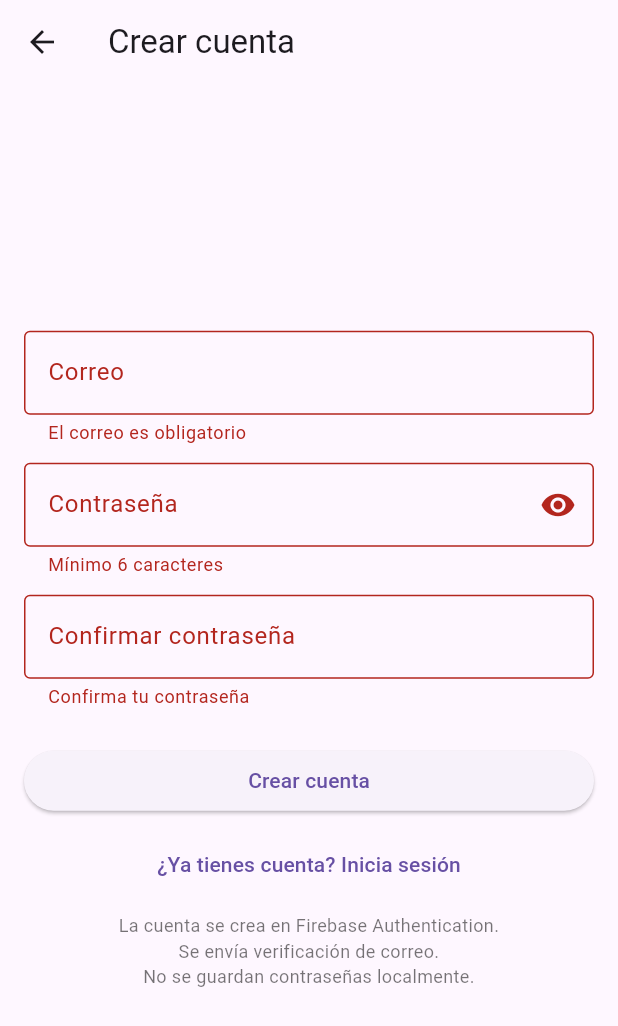
After one commit to MarmolejoValle/loginFlutter, a Flutter app: the RegisterPage screen opened directly, after a tap on "Crear cuenta", on a phone screen of 412 x 824 dp. The commit adds this screen. Shown: the top 1026 px of the screen. Run offline on Flutter 3.47's test engine with Material 3 defaults, Android fonts, the phone set to English and light mode, and no system bars; our stand-ins replace firebase_auth, firebase_core; accounts and stored records are empty.

Commit message:
Add login and registration pages with Firebase authentication

```diff
--- a/lib/loginPage.dart
+++ b/lib/loginPage.dart
@@ -1,14 +1,16 @@
-
 import 'package:flutter/material.dart';
 import 'package:firebase_auth/firebase_auth.dart';
 import 'package:login_test/homePage.dart';
+import 'package:login_test/register_page.dart';
 import 'validators.dart';
 import 'auth_errors.dart';
+
 class LoginPage extends StatefulWidget {
   const LoginPage({super.key});
   @override
   State<LoginPage> createState() => _LoginPageState();
 }
+
 class _LoginPageState extends State<LoginPage> {
   final _formKey = GlobalKey<FormState>();
   final _emailCtrl = TextEditingController();
@@ -40,6 +42,7 @@ class _LoginPageState extends State<LoginPage> {
       if (mounted) setState(() => _loading = false);
     }
   }
+
   Future<void> _resetPassword() async {
     final emailError = Validators.email(_emailCtrl.text);
     if (emailError != null) {
@@ -47,8 +50,9 @@ class _LoginPageState extends State<LoginPage> {
       return;
     }
     try {
-      await FirebaseAuth.instance
-          .sendPasswordResetEmail(email: _emailCtrl.text.trim());
+      await FirebaseAuth.instance.sendPasswordResetEmail(
+        email: _emailCtrl.text.trim(),
+      );
       if (!mounted) return;
       ScaffoldMessenger.of(context).showSnackBar(
         const SnackBar(content: Text('Revisa tu correo para restablecer.')),
@@ -57,12 +61,14 @@ class _LoginPageState extends State<LoginPage> {
       setState(() => _error = mapAuthErrorToMessage(e));
     }
   }
+
   @override
   void dispose() {
     _emailCtrl.dispose();
     _passwordCtrl.dispose();
     super.dispose();
   }
+
   @override
   Widget build(BuildContext context) {
     return Scaffold(
@@ -74,7 +80,9 @@ class _LoginPageState extends State<LoginPage> {
             padding: const EdgeInsets.all(16),
             child: Form(
               key: _formKey,
-              child: Column(mainAxisSize: MainAxisSize.min, children: [
+              child: Column(
+                mainAxisSize: MainAxisSize.min,
+                children: [
                   TextFormField(
                     controller: _emailCtrl,
                     decoration: const InputDecoration(
@@ -88,7 +96,6 @@ class _LoginPageState extends State<LoginPage> {
                   TextFormField(
                     controller: _passwordCtrl,
                     decoration: const InputDecoration(
-
                       labelText: 'Contraseña',
                       border: OutlineInputBorder(),
                     ),
@@ -97,9 +104,11 @@ labelText: 'Contraseña',
                   ),
                   const SizedBox(height: 12),
                   if (_error != null)
-                  Text(_error!,
+                    Text(
+                      _error!,
                       style: const TextStyle(color: Colors.red),
-                      textAlign: TextAlign.center),
+                      textAlign: TextAlign.center,
+                    ),
                   const SizedBox(height: 12),
                   SizedBox(
                     width: double.infinity,
@@ -120,7 +129,20 @@ labelText: 'Contraseña',
                   ),
                   const SizedBox(height: 8),
                   const _SmallPrint(),
-              ]),
+                  TextButton(
+                    onPressed: _loading
+                        ? null
+                        : () {
+                            Navigator.of(context).push(
+                              MaterialPageRoute(
+                                builder: (_) => const RegisterPage(),
+                              ),
+                            );
+                          },
+                    child: const Text('¿No tienes cuenta? Regístrate'),
+                  ),
+                ],
+              ),
             ),
           ),
         ),
@@ -128,6 +150,7 @@ labelText: 'Contraseña',
     );
   }
 }
+
 class _SmallPrint extends StatelessWidget {
   const _SmallPrint();
   @override
--- /dev/null
+++ b/lib/register_page.dart
@@ -0,0 +1,159 @@
+import 'package:flutter/material.dart';
+import 'package:firebase_auth/firebase_auth.dart';
+import 'validators.dart';
+import 'auth_errors.dart';
+
+class RegisterPage extends StatefulWidget {
+  const RegisterPage({super.key});
+
+  @override
+  State<RegisterPage> createState() => _RegisterPageState();
+}
+
+class _RegisterPageState extends State<RegisterPage> {
+  final _formKey = GlobalKey<FormState>();
+  final _emailCtrl = TextEditingController();
+  final _pwdCtrl = TextEditingController();
+  final _confirmCtrl = TextEditingController();
+  bool _loading = false;
+  String? _error;
+  bool _obscure = true;
+
+  @override
+  void dispose() {
+    _emailCtrl.dispose();
+    _pwdCtrl.dispose();
+    _confirmCtrl.dispose();
+    super.dispose();
+  }
+
+  Future<void> _register() async {
+    if (!_formKey.currentState!.validate()) return;
+    FocusScope.of(context).unfocus();
+    setState(() { _loading = true; _error = null; });
+
+    try {
+      final email = _emailCtrl.text.trim();
+      final password = _pwdCtrl.text;
+
+      // Crear usuario en Firebase Authentication
+      await FirebaseAuth.instance.createUserWithEmailAndPassword(
+        email: email,
+        password: password,
+      );
+
+      //Enviar verificación de correo
+      final user = FirebaseAuth.instance.currentUser;
+      if (user != null && !user.emailVerified) {
+        await user.sendEmailVerification();
+        if (mounted) {
+          ScaffoldMessenger.of(context).showSnackBar(
+            const SnackBar(content: Text('Se envió un correo de verificación.')),
+          );
+        }
+      }
+
+    } catch (e) {
+      setState(() => _error = mapAuthErrorToMessage(e));
+    } finally {
+      if (mounted) setState(() => _loading = false);
+    }
+  }
+
+  String? _confirmValidator(String? v) {
+    final conf = v ?? '';
+    if (conf.isEmpty) return 'Confirma tu contraseña';
+    if (conf != _pwdCtrl.text) return 'Las contraseñas no coinciden';
+    return null;
+  }
+
+  @override
+  Widget build(BuildContext context) {
+    return Scaffold(
+      appBar: AppBar(title: const Text('Crear cuenta')),
+      body: Center(
+        child: ConstrainedBox(
+          constraints: const BoxConstraints(maxWidth: 420),
+          child: Padding(
+            padding: const EdgeInsets.all(16),
+            child: Form(
+              key: _formKey,
+              child: Column(mainAxisSize: MainAxisSize.min, children: [
+                TextFormField(
+                  controller: _emailCtrl,
+                  decoration: const InputDecoration(
+                    labelText: 'Correo',
+                    border: OutlineInputBorder(),
+                  ),
+                  keyboardType: TextInputType.emailAddress,
+                  validator: Validators.email,
+                ),
+                const SizedBox(height: 12),
+                TextFormField(
+                  controller: _pwdCtrl,
+                  decoration: InputDecoration(
+                    labelText: 'Contraseña',
+                    border: const OutlineInputBorder(),
+                    suffixIcon: IconButton(
+                      icon: Icon(_obscure ? Icons.visibility : Icons.visibility_off),
+                      onPressed: () => setState(() => _obscure = !_obscure),
+                    ),
+                  ),
+                  obscureText: _obscure,
+                  validator: Validators.password,
+                ),
+                const SizedBox(height: 12),
+                TextFormField(
+                  controller: _confirmCtrl,
+                  decoration: const InputDecoration(
+                    labelText: 'Confirmar contraseña',
+                    border: OutlineInputBorder(),
+                  ),
+                  obscureText: true,
+                  validator: _confirmValidator,
+                ),
+                const SizedBox(height: 12),
+                if (_error != null)
+                  Text(_error!, style: const TextStyle(color: Colors.red), textAlign: TextAlign.center),
+                const SizedBox(height: 12),
+                SizedBox(
+                  width: double.infinity,
+                  child: ElevatedButton(
+                    onPressed: _loading ? null : _register,
+                    child: _loading
+                        ? const SizedBox(height: 20, width: 20, child: CircularProgressIndicator(strokeWidth: 2))
+                        : const Text('Crear cuenta'),
+                  ),
+                ),
+                const SizedBox(height: 8),
+                TextButton(
+                  onPressed: _loading
+                      ? null
+                      : () => Navigator.of(context).pop(), // volver al Login
+                  child: const Text('¿Ya tienes cuenta? Inicia sesión'),
+                ),
+                const SizedBox(height: 8),
+                const _SecurityNotes(),
+              ]),
+            ),
+          ),
+        ),
+      ),
+    );
+  }
+}
+
+class _SecurityNotes extends StatelessWidget {
+  const _SecurityNotes();
+
+  @override
+  Widget build(BuildContext context) {
+    return const Text(
+      'La cuenta se crea en Firebase Authentication.\n'
+      'Se envía verificación de correo.\n'
+      'No se guardan contraseñas localmente.',
+      textAlign: TextAlign.center,
+      style: TextStyle(fontSize: 12, color: Colors.black54),
+    );
+  }
+}
```
Lines whose indentation alone changed are shown as unchanged.
